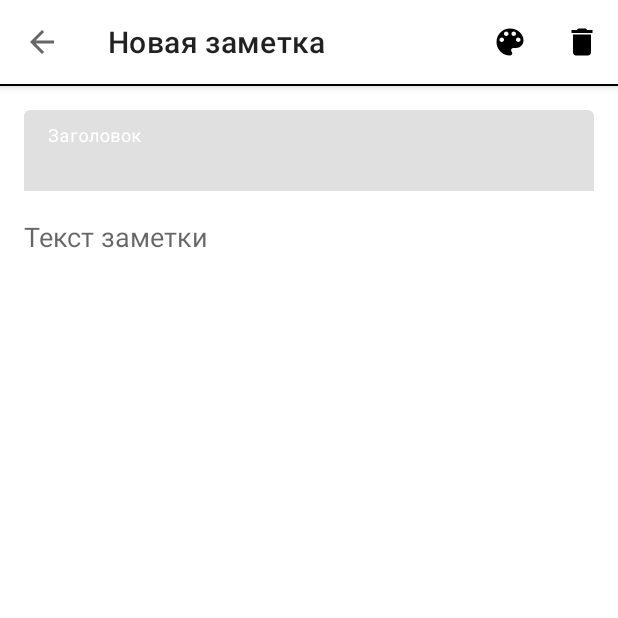
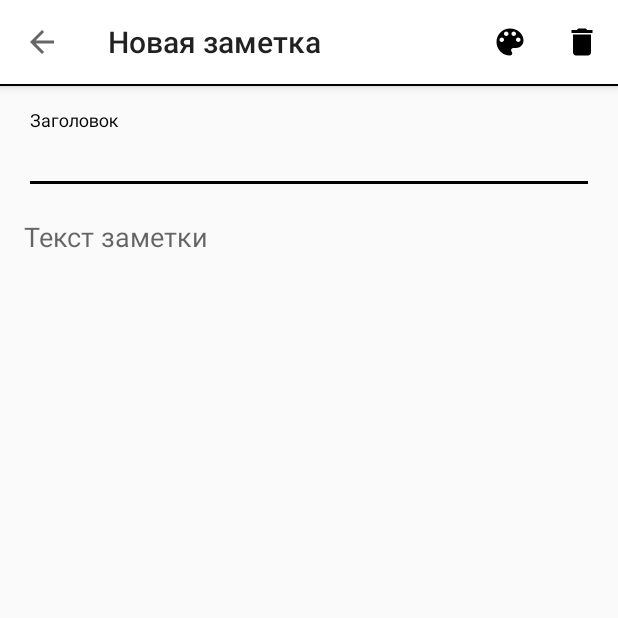
Before and after one commit to ttgantitg/NotesApp, an Android app: the NoteActivity screen opened directly, with no data from a screen before it, on a phone screen of 412 x 824 dp, the top half of it. Run offline under Robolectric (Android 15) with nearby library versions, the phone set to English and light mode, and no system bars; libraries missing offline, so code that uses them is left out: com.firebase.ui, org.jetbrains.anko; 9 statements that could not run were skipped.

Commit message:
lesson_6

```diff
--- a/app/src/main/java/com/ttgantitg/trykotlin/ui/main/MainActivity.kt
+++ b/app/src/main/java/com/ttgantitg/trykotlin/ui/main/MainActivity.kt
@@ -63,7 +63,7 @@ class MainActivity : BaseActivity<List<Note>?, MainViewState>() {
             titleResource = R.string.log_out
             messageResource = R.string.logout_dialog_message
             positiveButton(R.string.logout_dialog_yes) { onLogout() }
-            neutralPressed(R.string.logout_dialog_no) { dialog -> dialog.dismiss() }
+            negativeButton(R.string.logout_dialog_no) { dialog -> dialog.dismiss() }
         }.show()
     }
 
--- a/app/src/main/java/com/ttgantitg/trykotlin/ui/note/NoteActivity.kt
+++ b/app/src/main/java/com/ttgantitg/trykotlin/ui/note/NoteActivity.kt
@@ -124,7 +124,7 @@ class NoteActivity: BaseActivity<NoteViewState.Data, NoteViewState>() {
     private fun deleteNote() {
         alert {
             messageResource = R.string.note_delete_message
-            neutralPressed(R.string.logout_dialog_no) { dialog -> dialog.dismiss() }
+            negativeButton(R.string.logout_dialog_no) { dialog -> dialog.dismiss() }
             positiveButton(R.string.logout_dialog_yes) { model.deleteNote() }
         }.show()
     }
--- a/app/src/main/res/values/styles.xml
+++ b/app/src/main/res/values/styles.xml
@@ -1,10 +1,10 @@
 <resources>
 
     <!-- Base application theme. -->
-    <style name="AppTheme" parent="Theme.MaterialComponents.Light.DarkActionBar">
+    <style name="AppTheme" parent="Theme.AppCompat.Light.DarkActionBar">
         <!-- Customize your theme here. -->
-        <item name="colorPrimary">@android:color/white</item>
-        <item name="colorPrimaryDark">@android:color/black</item>
+        <item name="colorPrimary">@color/colorPrimary</item>
+        <item name="colorPrimaryDark">@color/colorPrimaryDark</item>
         <item name="colorAccent">@color/colorAccent</item>
         <item name="windowActionBar">false</item>
         <item name="windowNoTitle">true</item>
@@ -16,17 +16,17 @@
         <item name="android:windowExitAnimation">@android:anim/fade_out</item>
     </style>
 
-    <style name="LoginStyle" parent="Theme.MaterialComponents.Light">
-        <item name="colorPrimary">@android:color/white</item>
-        <item name="colorPrimaryDark">@android:color/black</item>
+    <style name="LoginStyle" parent="Theme.AppCompat.Light">
+        <item name="colorPrimary">@color/colorPrimary</item>
+        <item name="colorPrimaryDark">@color/colorPrimaryDark</item>
         <item name="colorAccent">@color/colorAccent</item>
         <item name="windowActionBar">false</item>
         <item name="windowNoTitle">true</item>
     </style>
 
-    <style name="SplashTheme" parent="Theme.MaterialComponents.NoActionBar">
+    <style name="SplashTheme" parent="Theme.AppCompat.NoActionBar">
         <item name="android:windowBackground">@drawable/splash</item>
-        <item name="colorPrimaryDark">@android:color/black</item>
+        <item name="colorPrimaryDark">@color/colorPrimaryDark</item>
         <item name="windowActionBar">false</item>
         <item name="windowNoTitle">true</item>
     </style>
```
Also changed, not shown: 1 other file.
